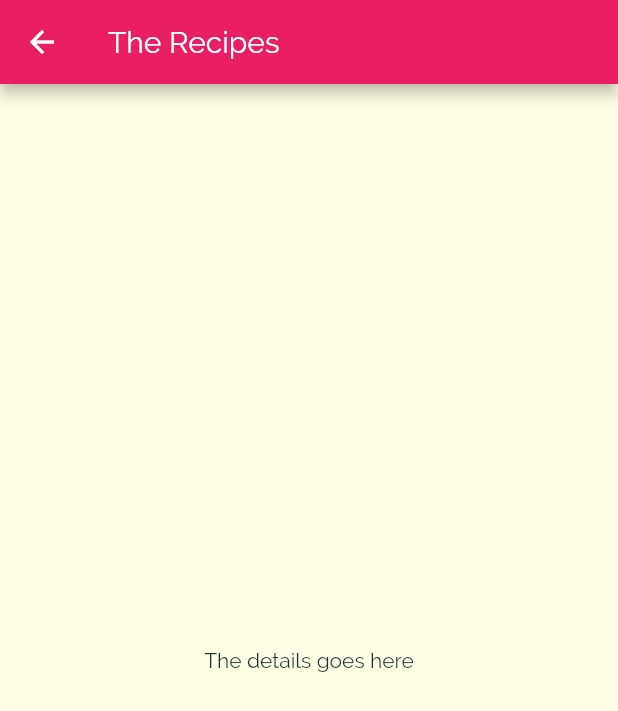
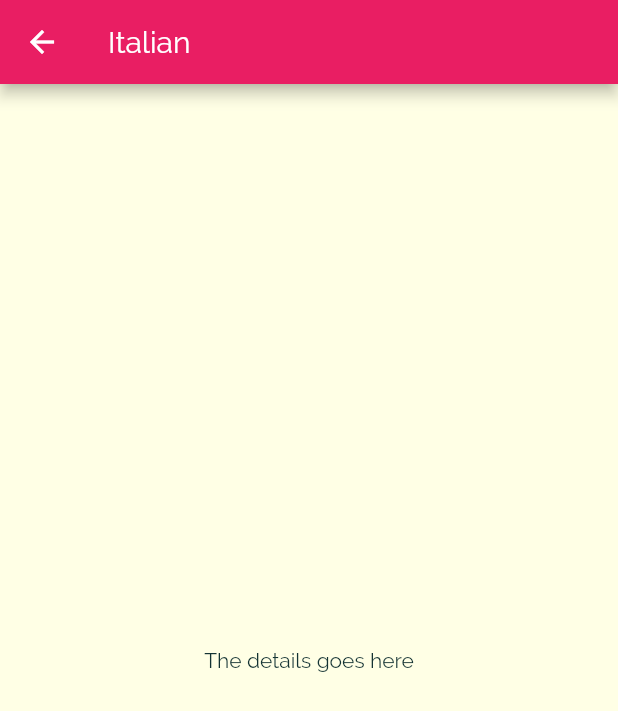
Before and after one commit to zohaib304/flutter_the_meals_app, a Flutter app: the screen it shows after launch, after a tap on "Italian", on a phone screen of 412 x 824 dp. Shown: the top 711 px of the screen. Run offline on Flutter 3.47's test engine with Material 2 defaults, Android fonts, the phone set to English and light mode, and no system bars.

```diff
--- a/lib/categories_screen.dart
+++ b/lib/categories_screen.dart
@@ -16,6 +16,7 @@ class CategoriesScreen extends StatelessWidget {
         children: DUMMY_CATEGORIES
             .map(
               (catData) => CategoryItem(
+                catData.id,
                 catData.title,
                 catData.color,
               ),
--- a/lib/category_item.dart
+++ b/lib/category_item.dart
@@ -4,14 +4,15 @@ import 'package:flutter/material.dart';
 import './category_meals_screen.dart';
 
 class CategoryItem extends StatelessWidget {
+  final String id;
   final String title;
   final Color color;
 
-  CategoryItem(this.title, this.color);
+  CategoryItem(this.id, this.title, this.color);
 
   void selectCategory(BuildContext ctx) {
     Navigator.of(ctx).push(MaterialPageRoute(builder: (_) {
-      return CategoryMealsScreen();
+      return CategoryMealsScreen(id, title);
     }),);
   }
 
--- a/lib/category_meals_screen.dart
+++ b/lib/category_meals_screen.dart
@@ -1,13 +1,16 @@
 import 'package:flutter/material.dart';
 
 class CategoryMealsScreen extends StatelessWidget {
+  final String categoryId;
+  final String categoryTitle;
+
+  CategoryMealsScreen(this.categoryId, this.categoryTitle);
+
   @override
   Widget build(BuildContext context) {
     return Scaffold(
-      appBar: AppBar(
-        title: Text("The Recipes")
-      ),
-      body:  Center(
+      appBar: AppBar(title: Text(categoryTitle)),
+      body: Center(
         child: Text("The details goes here"),
       ),
     );
```
